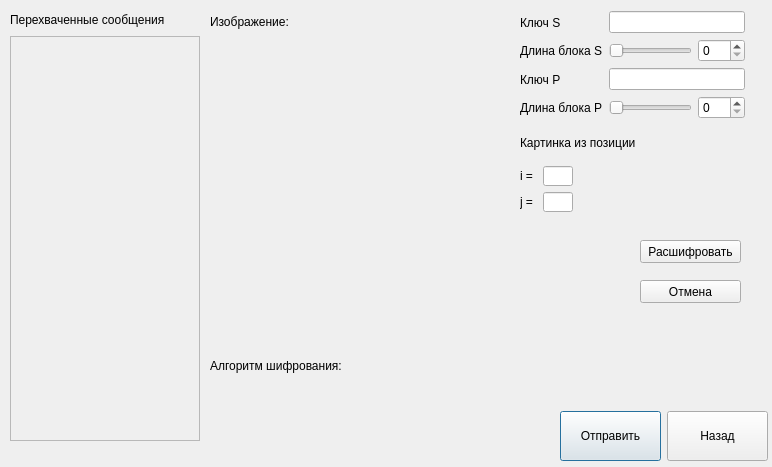
The window that interception.ui (shm0nya/Lipilin-s-game) describes before a commit, drawn with Qt 5.
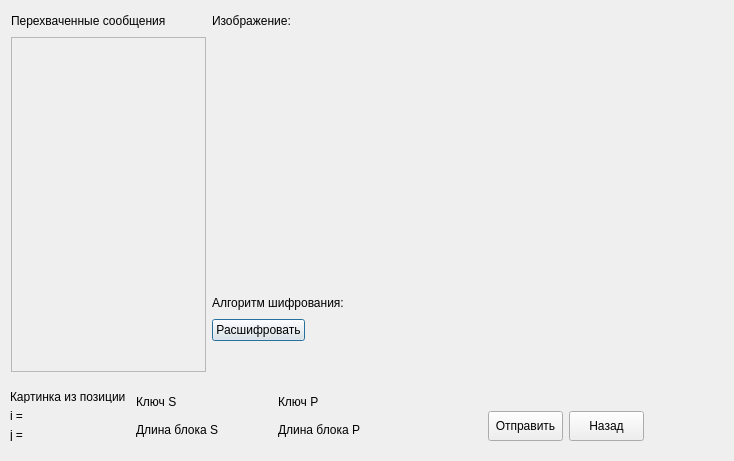
The same window after the commit.

Commit message:
Улучшенное окно перехвата
Убрал кучу ненужного говна из send_message
Окно перехвата теперь логичнее и приятнее. Отладил его

Patch:
```diff
--- a/interception.ui
+++ b/interception.ui
@@ -6,22 +6,24 @@
    <rect>
     <x>0</x>
     <y>0</y>
-    <width>772</width>
-    <height>467</height>
+    <width>734</width>
+    <height>461</height>
    </rect>
   </property>
   <property name="windowTitle">
    <string>Dialog</string>
   </property>
-  <widget class="QWidget" name="layoutWidget">
+  <widget class="QWidget" name="">
    <property name="geometry">
     <rect>
-     <x>10</x>
-     <y>10</y>
-     <width>190</width>
-     <height>431</height>
+     <x>11</x>
+     <y>11</y>
+     <width>754</width>
+     <height>361</height>
     </rect>
    </property>
+   <layout class="QHBoxLayout" name="componate_uo">
+    <item>
    <layout class="QVBoxLayout" name="componate_inercept_messeges">
     <item>
      <layout class="QHBoxLayout" name="componate_lbl_inercept">
@@ -58,24 +60,16 @@
          <x>0</x>
          <y>0</y>
          <width>186</width>
-         <height>399</height>
+           <height>327</height>
         </rect>
        </property>
       </widget>
      </widget>
     </item>
    </layout>
-  </widget>
-  <widget class="QWidget" name="layoutWidget">
-   <property name="geometry">
-    <rect>
-     <x>210</x>
-     <y>10</y>
-     <width>302</width>
-     <height>330</height>
-    </rect>
-   </property>
-   <layout class="QVBoxLayout" name="componate_img">
+    </item>
+    <item>
+     <layout class="QVBoxLayout" name="componate_images_all">
     <item>
      <layout class="QHBoxLayout" name="componate_img_lbl">
       <item>
@@ -101,17 +95,38 @@
      </layout>
     </item>
     <item>
+       <layout class="QHBoxLayout" name="componate_images">
+        <item>
      <widget class="QLabel" name="image_intercept">
       <property name="minimumSize">
        <size>
-        <width>300</width>
-        <height>300</height>
+            <width>250</width>
+            <height>250</height>
        </size>
       </property>
       <property name="maximumSize">
        <size>
-        <width>300</width>
-        <height>300</height>
+            <width>250</width>
+            <height>250</height>
+           </size>
+          </property>
+          <property name="text">
+           <string/>
+          </property>
+         </widget>
+        </item>
+        <item>
+         <widget class="QLabel" name="image_intercept_dec">
+          <property name="minimumSize">
+           <size>
+            <width>250</width>
+            <height>250</height>
+           </size>
+          </property>
+          <property name="maximumSize">
+           <size>
+            <width>250</width>
+            <height>250</height>
        </size>
       </property>
       <property name="text">
@@ -120,16 +135,8 @@
      </widget>
     </item>
    </layout>
-  </widget>
-  <widget class="QWidget" name="layoutWidget_5">
-   <property name="geometry">
-    <rect>
-     <x>210</x>
-     <y>350</y>
-     <width>501</width>
-     <height>31</height>
-    </rect>
-   </property>
+      </item>
+      <item>
    <layout class="QHBoxLayout" name="componate_algoritm">
     <item>
      <widget class="QLabel" name="lbl_algoritm_show">
@@ -162,19 +169,144 @@
      </spacer>
     </item>
    </layout>
-  </widget>
-  <widget class="QWidget" name="layoutWidget">
+      </item>
+      <item>
+       <layout class="QHBoxLayout" name="componate_but_dec">
+        <item>
+         <widget class="QPushButton" name="button_decrypt">
+          <property name="text">
+           <string>Расшифровать</string>
+          </property>
+         </widget>
+        </item>
+        <item>
+         <spacer name="horizontalSpacer_3">
+          <property name="orientation">
+           <enum>Qt::Horizontal</enum>
+          </property>
+          <property name="sizeHint" stdset="0">
+           <size>
+            <width>40</width>
+            <height>20</height>
+           </size>
+          </property>
+         </spacer>
+        </item>
+       </layout>
+      </item>
+      <item>
+       <spacer name="verticalSpacer_2">
+        <property name="orientation">
+         <enum>Qt::Vertical</enum>
+        </property>
+        <property name="sizeHint" stdset="0">
+         <size>
+          <width>20</width>
+          <height>40</height>
+         </size>
+        </property>
+       </spacer>
+      </item>
+     </layout>
+    </item>
+    <item>
+     <spacer name="horizontalSpacer_5">
+      <property name="orientation">
+       <enum>Qt::Horizontal</enum>
+      </property>
+      <property name="sizeHint" stdset="0">
+       <size>
+        <width>40</width>
+        <height>20</height>
+       </size>
+      </property>
+     </spacer>
+    </item>
+   </layout>
+  </widget>
+  <widget class="QWidget" name="">
    <property name="geometry">
     <rect>
-     <x>520</x>
-     <y>11</y>
-     <width>225</width>
-     <height>201</height>
+     <x>10</x>
+     <y>390</y>
+     <width>754</width>
+     <height>51</height>
     </rect>
    </property>
-   <layout class="QVBoxLayout" name="verticalLayout">
+   <layout class="QHBoxLayout" name="componate_info_a">
     <item>
-     <layout class="QHBoxLayout" name="componate_s_key_all">
+     <layout class="QVBoxLayout" name="componate_coordinate">
+      <item>
+       <widget class="QLabel" name="label_4">
+        <property name="text">
+         <string>Картинка из позиции</string>
+        </property>
+       </widget>
+      </item>
+      <item>
+       <layout class="QHBoxLayout" name="componate_coordinat_i">
+        <item>
+         <widget class="QLabel" name="kbk_show_coordinate_i">
+          <property name="text">
+           <string>i = </string>
+          </property>
+         </widget>
+        </item>
+        <item>
+         <widget class="QLabel" name="lbl__i_value">
+          <property name="text">
+           <string/>
+          </property>
+         </widget>
+        </item>
+        <item>
+         <spacer name="horizontalSpacer_6">
+          <property name="orientation">
+           <enum>Qt::Horizontal</enum>
+          </property>
+          <property name="sizeHint" stdset="0">
+           <size>
+            <width>40</width>
+            <height>20</height>
+           </size>
+          </property>
+         </spacer>
+        </item>
+       </layout>
+      </item>
+      <item>
+       <layout class="QHBoxLayout" name="componate_coordinate_j">
+        <item>
+         <widget class="QLabel" name="lbl_show_coordinate_j">
+          <property name="text">
+           <string>j = </string>
+          </property>
+         </widget>
+        </item>
+        <item>
+         <widget class="QLabel" name="lbl_j_value">
+          <property name="text">
+           <string/>
+          </property>
+         </widget>
+        </item>
+        <item>
+         <spacer name="horizontalSpacer_7">
+          <property name="orientation">
+           <enum>Qt::Horizontal</enum>
+          </property>
+          <property name="sizeHint" stdset="0">
+           <size>
+            <width>40</width>
+            <height>20</height>
+           </size>
+          </property>
+         </spacer>
+        </item>
+       </layout>
+      </item>
+     </layout>
+    </item>
       <item>
        <layout class="QHBoxLayout" name="componate_s_key">
         <item>
@@ -204,31 +336,54 @@
           <item>
            <layout class="QHBoxLayout" name="componate_s_key_edit_value">
             <item>
-             <widget class="QLineEdit" name="s_key_edit"/>
-            </item>
+           <widget class="QLabel" name="lbl_s_key_vlaue">
+            <property name="minimumSize">
+             <size>
+              <width>0</width>
+              <height>0</height>
+             </size>
+            </property>
+            <property name="text">
+             <string/>
+            </property>
+           </widget>
+          </item>
+          <item>
+           <spacer name="horizontalSpacer_8">
+            <property name="orientation">
+             <enum>Qt::Horizontal</enum>
+            </property>
+            <property name="sizeHint" stdset="0">
+             <size>
+              <width>40</width>
+              <height>20</height>
+             </size>
+            </property>
+           </spacer>
+          </item>
            </layout>
           </item>
           <item>
            <layout class="QHBoxLayout" name="componate_s_size_edit">
             <item>
-             <widget class="QSlider" name="s_key_size_edit_slider">
-              <property name="maximum">
-               <number>100</number>
-              </property>
-              <property name="orientation">
-               <enum>Qt::Horizontal</enum>
-              </property>
+           <widget class="QLabel" name="lbl_s_size_value">
+            <property name="text">
+             <string/>
+            </property>
              </widget>
             </item>
             <item>
-             <widget class="QSpinBox" name="s_key_size_edit_spbox">
-              <property name="maximum">
-               <number>100</number>
-              </property>
-              <property name="singleStep">
-               <number>1</number>
-              </property>
-             </widget>
+           <spacer name="horizontalSpacer_10">
+            <property name="orientation">
+             <enum>Qt::Horizontal</enum>
+            </property>
+            <property name="sizeHint" stdset="0">
+             <size>
+              <width>40</width>
+              <height>20</height>
+             </size>
+            </property>
+           </spacer>
             </item>
            </layout>
           </item>
@@ -236,12 +391,8 @@
         </item>
        </layout>
       </item>
-     </layout>
-    </item>
     <item>
-     <layout class="QHBoxLayout" name="componate_p_key_all">
-      <item>
-       <layout class="QHBoxLayout" name="componate_p_key">
+     <layout class="QHBoxLayout" name="componate_p_k">
         <item>
          <layout class="QVBoxLayout" name="componate_p_key_show">
           <item>
@@ -265,80 +416,24 @@
          </layout>
         </item>
         <item>
-         <layout class="QVBoxLayout" name="componate_p_key_edit_2">
+       <layout class="QVBoxLayout" name="componate_p_k_vvv">
           <item>
            <layout class="QHBoxLayout" name="componate_p_key_edit_value">
             <item>
-             <widget class="QLineEdit" name="p_key_edit"/>
-            </item>
-           </layout>
-          </item>
-          <item>
-           <layout class="QHBoxLayout" name="componate_p_size_edit">
-            <item>
-             <widget class="QSlider" name="p_key_size_edit_slider">
-              <property name="maximum">
-               <number>100</number>
-              </property>
-              <property name="orientation">
-               <enum>Qt::Horizontal</enum>
-              </property>
-             </widget>
-            </item>
-            <item>
-             <widget class="QSpinBox" name="p_key_size_edit_spbox">
-              <property name="maximum">
-               <number>100</number>
-              </property>
-              <property name="singleStep">
-               <number>1</number>
-              </property>
-             </widget>
-            </item>
-           </layout>
-          </item>
-         </layout>
-        </item>
-       </layout>
-      </item>
-     </layout>
-    </item>
-    <item>
-     <layout class="QVBoxLayout" name="componate_coordinate">
-      <item>
-       <widget class="QLabel" name="label_4">
-        <property name="text">
-         <string>Картинка из позиции</string>
-        </property>
-       </widget>
-      </item>
-      <item>
-       <layout class="QHBoxLayout" name="componate_coordinat_i">
-        <item>
-         <widget class="QLabel" name="kbk_show_coordinate_i">
-          <property name="text">
-           <string>i = </string>
-          </property>
-         </widget>
-        </item>
-        <item>
-         <widget class="QLineEdit" name="edit_coordinate_i">
+           <widget class="QLabel" name="lbl_p_key_value">
           <property name="minimumSize">
            <size>
-            <width>30</width>
-            <height>20</height>
-           </size>
-          </property>
-          <property name="maximumSize">
-           <size>
-            <width>30</width>
-            <height>20</height>
-           </size>
+              <width>75</width>
+              <height>0</height>
+             </size>
+            </property>
+            <property name="text">
+             <string/>
           </property>
          </widget>
         </item>
         <item>
-         <spacer name="horizontalSpacer_6">
+           <spacer name="horizontalSpacer_9">
           <property name="orientation">
            <enum>Qt::Horizontal</enum>
           </property>
@@ -353,32 +448,16 @@
        </layout>
       </item>
       <item>
-       <layout class="QHBoxLayout" name="componate_coordinate_j">
+         <layout class="QHBoxLayout" name="componate_p_k_s_v">
         <item>
-         <widget class="QLabel" name="lbl_show_coordinate_j">
+           <widget class="QLabel" name="lbl_p_size_value">
           <property name="text">
-           <string>j = </string>
+             <string/>
           </property>
          </widget>
         </item>
         <item>
-         <widget class="QLineEdit" name="edit_coordinate_j">
-          <property name="minimumSize">
-           <size>
-            <width>30</width>
-            <height>20</height>
-           </size>
-          </property>
-          <property name="maximumSize">
-           <size>
-            <width>30</width>
-            <height>20</height>
-           </size>
-          </property>
-         </widget>
-        </item>
-        <item>
-         <spacer name="horizontalSpacer_7">
+           <spacer name="horizontalSpacer_11">
           <property name="orientation">
            <enum>Qt::Horizontal</enum>
           </property>
@@ -395,23 +474,36 @@
      </layout>
     </item>
    </layout>
-  </widget>
-  <widget class="QWidget" name="layoutWidget">
-   <property name="geometry">
-    <rect>
-     <x>560</x>
-     <y>410</y>
-     <width>208</width>
-     <height>52</height>
-    </rect>
-   </property>
-   <layout class="QHBoxLayout" name="componate_buttons">
+    </item>
+    <item>
+     <layout class="QVBoxLayout" name="componate_buttons">
+      <item>
+       <spacer name="verticalSpacer">
+        <property name="orientation">
+         <enum>Qt::Vertical</enum>
+        </property>
+        <property name="sizeHint" stdset="0">
+         <size>
+          <width>20</width>
+          <height>40</height>
+         </size>
+        </property>
+       </spacer>
+      </item>
+      <item>
+       <layout class="QHBoxLayout" name="componate_but">
     <item>
      <widget class="QPushButton" name="button_to_send_messege">
       <property name="minimumSize">
        <size>
-        <width>100</width>
-        <height>50</height>
+            <width>75</width>
+            <height>30</height>
+           </size>
+          </property>
+          <property name="maximumSize">
+           <size>
+            <width>75</width>
+            <height>30</height>
        </size>
       </property>
       <property name="text">
@@ -423,8 +515,14 @@
      <widget class="QPushButton" name="button_back">
       <property name="minimumSize">
        <size>
-        <width>100</width>
-        <height>50</height>
+            <width>50</width>
+            <height>30</height>
+           </size>
+          </property>
+          <property name="maximumSize">
+           <size>
+            <width>75</width>
+            <height>39</height>
        </size>
       </property>
       <property name="text">
@@ -433,32 +531,23 @@
      </widget>
     </item>
    </layout>
-  </widget>
-  <widget class="QPushButton" name="button_back_2">
-   <property name="geometry">
-    <rect>
-     <x>640</x>
-     <y>280</y>
-     <width>101</width>
-     <height>23</height>
-    </rect>
-   </property>
-   <property name="text">
-    <string>Отмена</string>
-   </property>
-  </widget>
-  <widget class="QPushButton" name="button_decrypt">
-   <property name="geometry">
-    <rect>
-     <x>640</x>
-     <y>240</y>
-     <width>101</width>
-     <height>23</height>
-    </rect>
-   </property>
-   <property name="text">
-    <string>Расшифровать</string>
-   </property>
+      </item>
+     </layout>
+    </item>
+    <item>
+     <spacer name="horizontalSpacer_12">
+      <property name="orientation">
+       <enum>Qt::Horizontal</enum>
+      </property>
+      <property name="sizeHint" stdset="0">
+       <size>
+        <width>40</width>
+        <height>20</height>
+       </size>
+      </property>
+     </spacer>
+    </item>
+   </layout>
   </widget>
  </widget>
  <resources/>
```
Left out of the diff: 75 changed lines with no effect on the pictures. Lines whose indentation alone changed are shown as unchanged. The commit also changes 6 other files.
